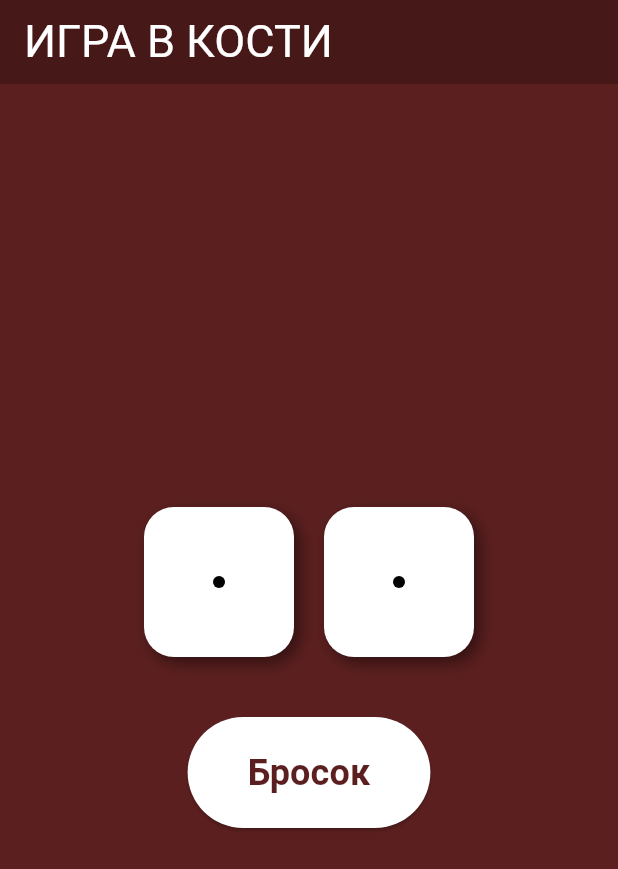
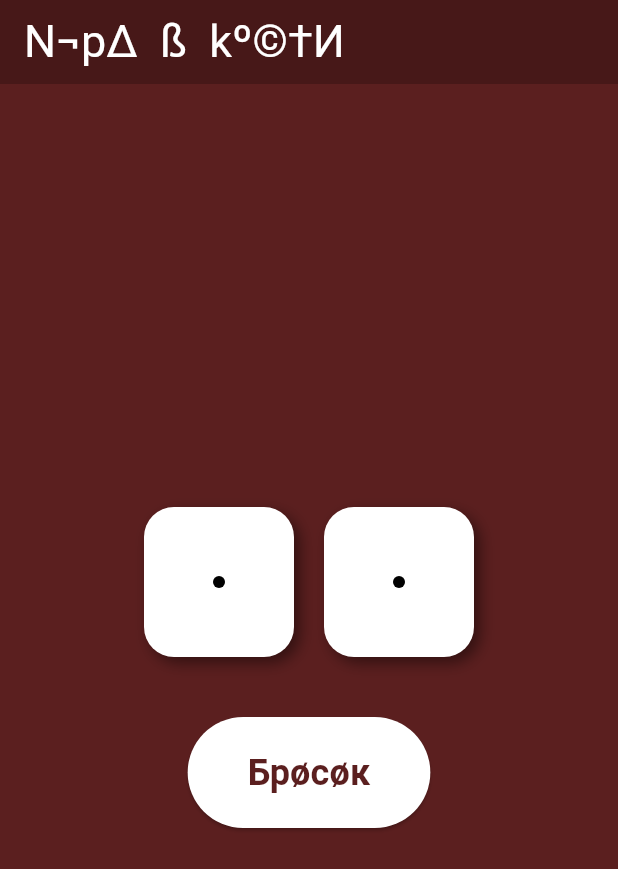
Before and after one commit to gold-baijan/dice, a Flutter app: the screen it shows after launch, on a phone screen of 412 x 824 dp. Shown: the top 869 px of the screen. Run offline on Flutter 3.47's test engine with Material 3 defaults, Android fonts, the phone set to English and light mode, and no system bars; our stand-ins replace flutter_bloc.

Commit message:
ничего особого

```diff
--- a/lib/cubit/dice_cubit.dart
+++ b/lib/cubit/dice_cubit.dart
@@ -7,7 +7,8 @@ class DiceCubit extends Cubit<DiceState> {
 
   void roll() {
     final random = Random();
-    final value=random.nextInt(6) + 1;
-    emit(DiceState(value, value));
+    final value1 = random.nextInt(6) + 1;
+    final value2 = random.nextInt(6) + 1;
+    emit(DiceState(value1, value2));
   }
 }
--- a/lib/screen/kostiPage.dart
+++ b/lib/screen/kostiPage.dart
@@ -15,7 +15,7 @@ class KostiPage extends StatelessWidget {
       backgroundColor: const Color.fromARGB(255, 91, 31, 31),
       appBar: AppBar(
         title: const Text(
-          'ИГРА В КОСТИ',
+          'N¬p∆  ß  kº©†И',
           style: TextStyle(fontSize: 30, color: Colors.white),
         ),
         backgroundColor: const Color.fromARGB(255, 71, 24, 24),
@@ -46,7 +46,7 @@ class KostiPage extends StatelessWidget {
                 ),
               ),
               child: const Text(
-                'Бросок',
+                'Брøсøк',
                 style: TextStyle(
                   fontSize: 24,
                   color: Color.fromARGB(255, 91, 31, 31),
```
Also changed, not shown: lib/main.dart (+0 -57 lines).
